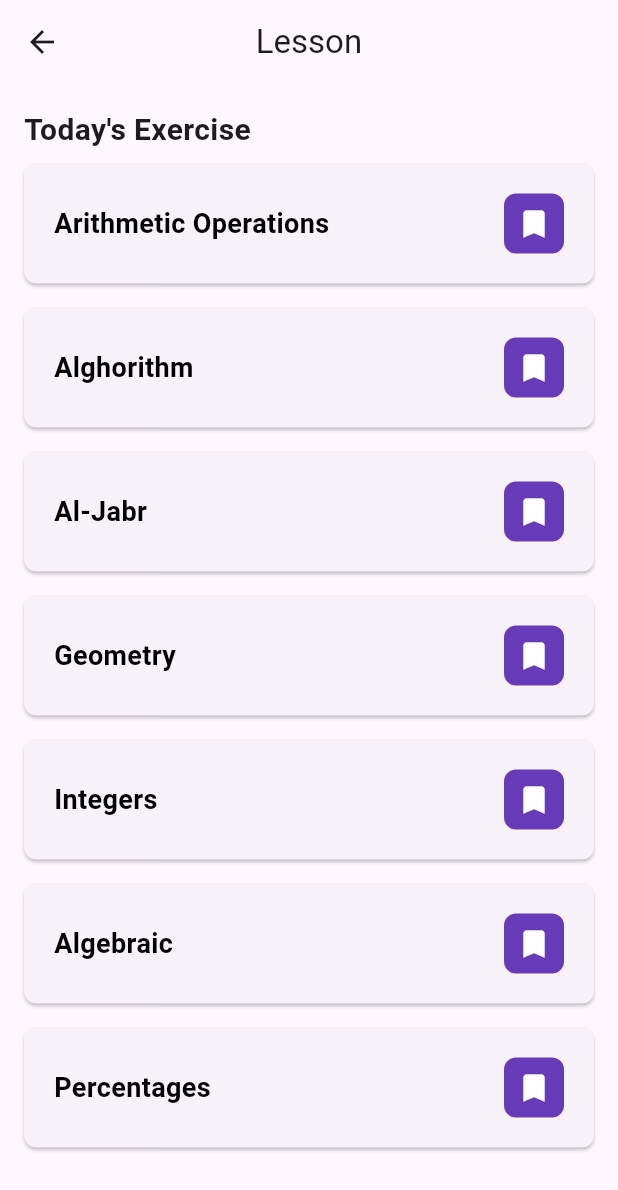
After one commit to vinanamira/sekolahdulu, a Flutter app: the LiveCoursesScreen screen opened directly, on a phone screen of 412 x 824 dp. The commit adds this screen. Shown: the top 1190 px of the screen. Run offline on Flutter 3.47's test engine with Material 3 defaults, Android fonts, the light colour scheme and no system bars; our stand-ins replace youtube_player_flutter; missing offline and left inert: flutter_floating_bottom_bar; Roboto replaces fonts that are missing (Poppins).

Commit message:
integration page views

```diff
--- a/lib/views/screen/auth/login_views.dart
+++ b/lib/views/screen/auth/login_views.dart
@@ -60,6 +60,7 @@ class _LoginPageScreenState extends State<LoginPageScreen> {
                     ],
                   ),
                 ),
+                SizedBox(height: 16),
                 Row(
                   mainAxisAlignment: MainAxisAlignment.center,
                   children: [
--- /dev/null
+++ b/lib/views/screen/explore/list_materi.dart
@@ -0,0 +1,183 @@
+import 'package:flutter/material.dart';
+import 'package:assesment2/views/screen/materi/materi_views.dart';
+import 'package:assesment2/views/screen/explore/explore_views.dart';
+
+class LiveCoursesScreen extends StatefulWidget {
+  @override
+  _LiveCoursesScreenState createState() => _LiveCoursesScreenState();
+}
+
+class _LiveCoursesScreenState extends State<LiveCoursesScreen> {
+  @override
+  Widget build(BuildContext context) {
+    return Scaffold(
+      appBar: AppBar(
+        leading: IconButton(
+          icon: const Icon(Icons.arrow_back),
+          onPressed: () {
+            Navigator.pushReplacement(
+              context,
+              MaterialPageRoute(builder: (context) => const ExploreScreen()),
+            );
+          },
+        ),
+        title: const Text("Lesson"),
+        centerTitle: true,
+      ),
+      body: Padding(
+        padding: const EdgeInsets.all(16.0),
+        child: ListView(
+          children: [
+            const Text(
+              "Today's Exercise",
+              style: TextStyle(
+                fontSize: 20,
+                fontWeight: FontWeight.bold,
+              ),
+            ),
+            CourseCard(
+              teacher: "Hanna Rose",
+              title: "Arithmetic Operations",
+              time: "09-09 9:00 am",
+              image: "assets/images/directions.jpg",
+              onTap: () {
+                Navigator.push(
+                  context,
+                  MaterialPageRoute(builder: (context) => const ThirdPage()),
+                );
+              },
+            ),
+            CourseCard(
+              teacher: "Hanna Rose",
+              title: "Alghorithm",
+              time: "10:30 - 11:30 am",
+              image: "assets/images/directions.jpg",
+              onTap: () {
+                Navigator.push(
+                  context,
+                  MaterialPageRoute(builder: (context) => const ThirdPage()),
+                );
+              },
+            ),
+            CourseCard(
+              teacher: "Hanna Rose",
+              title: "Al-Jabr",
+              time: "10:30 - 11:30 am",
+              image: "assets/images/directions.jpg",
+              onTap: () {
+                Navigator.push(
+                  context,
+                  MaterialPageRoute(builder: (context) => const ThirdPage()),
+                );
+              },
+            ),
+            CourseCard(
+              teacher: "Hanna Rose",
+              title: "Geometry",
+              time: "10:30 - 11:30 am",
+              image: "assets/images/directions.jpg",
+              onTap: () {
+                Navigator.push(
+                  context,
+                  MaterialPageRoute(builder: (context) => const ThirdPage()),
+                );
+              },
+            ),
+            CourseCard(
+              teacher: "Hanna Rose",
+              title: "Integers",
+              time: "10:30 - 11:30 am",
+              image: "assets/images/directions.jpg",
+              onTap: () {
+                Navigator.push(
+                  context,
+                  MaterialPageRoute(builder: (context) => const ThirdPage()),
+                );
+              },
+            ),
+            CourseCard(
+              teacher: "Hanna Rose",
+              title: "Algebraic",
+              time: "10:30 - 11:30 am",
+              image: "assets/images/directions.jpg",
+              onTap: () {
+                Navigator.push(
+                  context,
+                  MaterialPageRoute(builder: (context) => const ThirdPage()),
+                );
+              },
+            ),
+            CourseCard(
+              teacher: "Hanna Rose",
+              title: "Percentages",
+              time: "10:30 - 11:30 am",
+              image: "assets/images/directions.jpg",
+              onTap: () {
+                Navigator.push(
+                  context,
+                  MaterialPageRoute(builder: (context) => const ThirdPage()),
+                );
+              },
+            ),
+          ],
+        ),
+      ),
+    );
+  }
+}
+
+class CourseCard extends StatelessWidget {
+  final String teacher;
+  final String title;
+  final String time;
+  final String image;
+  final VoidCallback? onTap;
+
+  const CourseCard({
+    required this.teacher,
+    required this.title,
+    required this.time,
+    required this.image,
+    this.onTap,
+  });
+
+  @override
+  Widget build(BuildContext context) {
+    return GestureDetector(
+      onTap: onTap,
+      child: Card(
+        margin: const EdgeInsets.symmetric(vertical: 8.0),
+        shape: RoundedRectangleBorder(
+          borderRadius: BorderRadius.circular(8.0),
+        ),
+        child: Padding(
+          padding: const EdgeInsets.all(20.0),
+          child: Row(
+            mainAxisAlignment: MainAxisAlignment.spaceBetween,
+            children: [
+              Text(
+                title,
+                style: const TextStyle(
+                  fontSize: 18,
+                  fontWeight: FontWeight.bold,
+                  color: Colors.black,
+                ),
+              ),
+              Container(
+                padding: const EdgeInsets.all(8.0),
+                decoration: BoxDecoration(
+                  color: Colors.deepPurple,
+                  borderRadius: BorderRadius.circular(8.0),
+                ),
+                child: const Icon(
+                  Icons.bookmark,
+                  color: Colors.white,
+                ),
+              ),
+            ],
+          ),
+        ),
+      ),
+    );
+  }
+}
```
Also changed, not shown: lib/views/screen/beranda/beranda_views.dart (+5 -5 lines), lib/views/screen/explore/explore_views.dart (+26 -26 lines).
